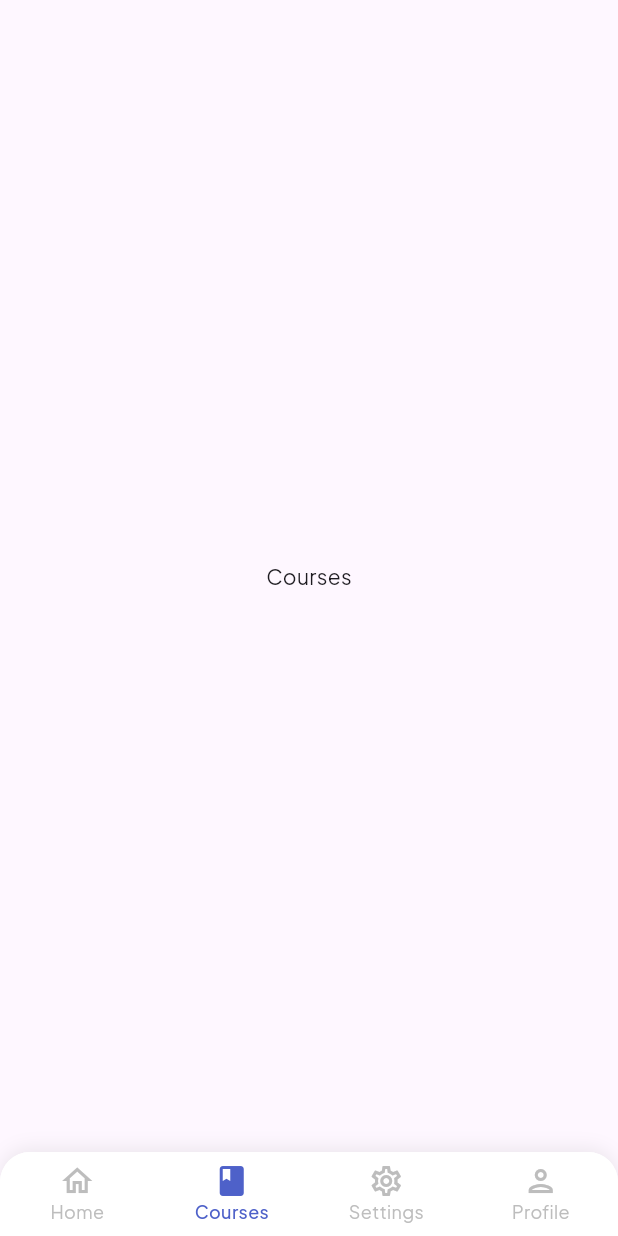
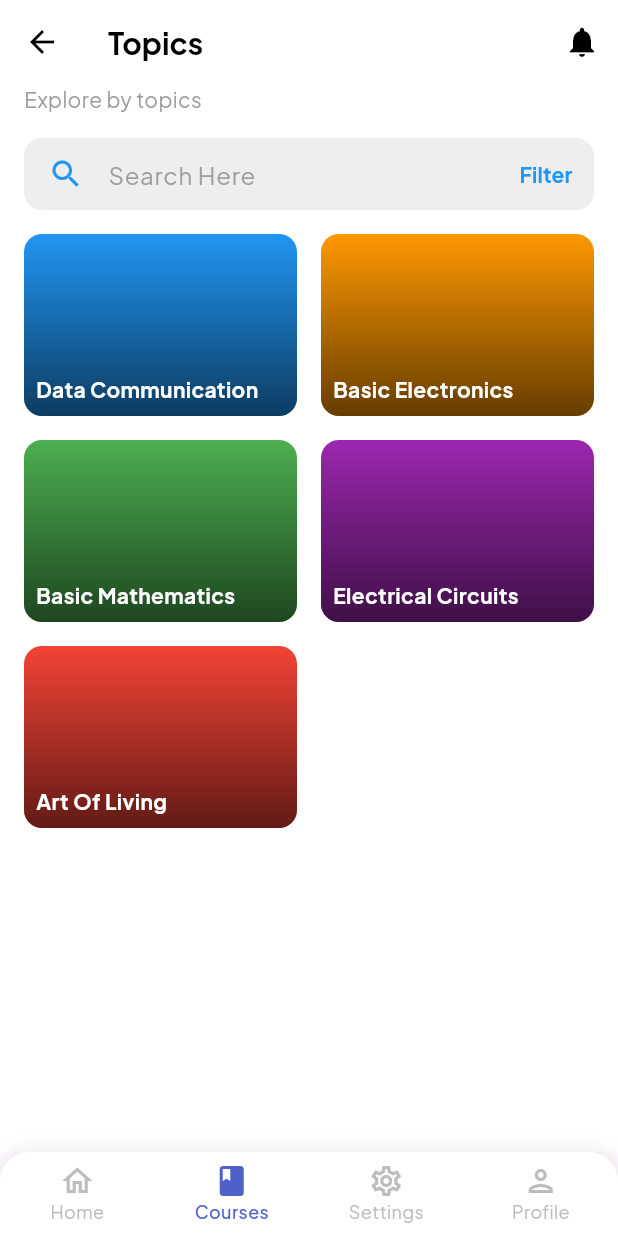
Before and after one commit to saif-pain/smart_learn, a Flutter app: the MainScreen screen opened directly, item 2 of the bottom bar chosen, on a phone screen of 412 x 824 dp. Run offline on Flutter 3.47's test engine with Material 3 defaults, Android fonts, the phone set to English and light mode, and no system bars; our stand-ins replace google_fonts, shared_preferences; accounts and stored records are empty.

Commit message:
Add TopicsPage and integrate it into MainScreen navigation; create placeholder images for topics

```diff
--- a/lib/screens/main_screen.dart
+++ b/lib/screens/main_screen.dart
@@ -3,6 +3,7 @@ import 'package:smart_learn/core/app_colors.dart';
 import 'package:smart_learn/screens/home_screen.dart';
 import 'package:smart_learn/screens/settings_page.dart';
 import 'package:smart_learn/screens/account_settings_page.dart';
+import 'package:smart_learn/screens/topics_page.dart';
 
 class MainScreen extends StatefulWidget {
   const MainScreen({super.key});
@@ -16,7 +17,7 @@ class _MainScreenState extends State<MainScreen> {
 
   final List<Widget> _screens = [
     const HomeScreen(),
-    const Center(child: Text('Courses')),
+    const TopicsPage(),
     const SettingsPage(),
     const AccountSettingsPage(),
   ];
--- /dev/null
+++ b/lib/screens/topics_page.dart
@@ -0,0 +1,165 @@
+import 'package:flutter/material.dart';
+
+class TopicsPage extends StatelessWidget {
+  const TopicsPage({Key? key}) : super(key: key);
+
+  @override
+  Widget build(BuildContext context) {
+    return Scaffold(
+      backgroundColor: Colors.white,
+      appBar: AppBar(
+        backgroundColor: Colors.white,
+        elevation: 0,
+        leading: IconButton(
+          icon: const Icon(Icons.arrow_back, color: Colors.black),
+          onPressed: () {
+            Navigator.pop(context);
+          },
+        ),
+        title: const Text(
+          'Topics',
+          style: TextStyle(
+            fontSize: 20,
+            fontWeight: FontWeight.bold,
+            color: Colors.black,
+          ),
+        ),
+        actions: [
+          IconButton(
+            icon: const Icon(Icons.notifications, color: Colors.black),
+            onPressed: () {
+              // Handle notifications action
+            },
+          ),
+        ],
+      ),
+      body: Padding(
+        padding: const EdgeInsets.symmetric(horizontal: 16),
+        child: Column(
+          crossAxisAlignment: CrossAxisAlignment.start,
+          children: [
+            const Text(
+              'Explore by topics',
+              style: TextStyle(
+                fontSize: 14,
+                color: Colors.grey,
+              ),
+            ),
+            const SizedBox(height: 16),
+            _buildSearchBar(),
+            const SizedBox(height: 16),
+            _buildTopicsGrid(),
+          ],
+        ),
+      ),
+    );
+  }
+
+  Widget _buildSearchBar() {
+    return Container(
+      decoration: BoxDecoration(
+        color: Colors.grey[200],
+        borderRadius: BorderRadius.circular(12),
+      ),
+      child: Row(
+        children: [
+          const Padding(
+            padding: EdgeInsets.symmetric(horizontal: 16),
+            child: Icon(Icons.search, color: Colors.blue),
+          ),
+          const Expanded(
+            child: TextField(
+              decoration: InputDecoration(
+                border: InputBorder.none,
+                hintText: 'Search Here',
+                hintStyle: TextStyle(color: Colors.grey),
+              ),
+            ),
+          ),
+          TextButton(
+            onPressed: () {
+              // Handle filter action
+            },
+            child: const Text(
+              'Filter',
+              style: TextStyle(
+                color: Colors.blue,
+                fontWeight: FontWeight.bold,
+              ),
+            ),
+          ),
+        ],
+      ),
+    );
+  }
+
+  Widget _buildTopicsGrid() {
+    final topics = [
+      {'title': 'Data Communication', 'color': Colors.blue},
+      {'title': 'Basic Electronics', 'color': Colors.orange},
+      {'title': 'Basic Mathematics', 'color': Colors.green},
+      {'title': 'Electrical Circuits', 'color': Colors.purple},
+      {'title': 'Art Of Living', 'color': Colors.red},
+    ];
+
+    return Expanded(
+      child: GridView.builder(
+        gridDelegate: const SliverGridDelegateWithFixedCrossAxisCount(
+          crossAxisCount: 2,
+          mainAxisSpacing: 16,
+          crossAxisSpacing: 16,
+          childAspectRatio: 3 / 2,
+        ),
+        itemCount: topics.length,
+        itemBuilder: (context, index) {
+          final topic = topics[index];
+          return GestureDetector(
+            onTap: () {
+              // Handle topic selection
+            },
+            child: ClipRRect(
+              borderRadius: BorderRadius.circular(12),
+              child: Stack(
+                children: [
+                  // Placeholder container instead of image
+                  Container(
+                    color: topic['color'] as Color,
+                    width: double.infinity,
+                    height: double.infinity,
+                  ),
+                  // Gradient overlay
+                  Container(
+                    decoration: BoxDecoration(
+                      gradient: LinearGradient(
+                        colors: [
+                          Colors.black.withOpacity(0.6),
+                          Colors.transparent,
+                        ],
+                        begin: Alignment.bottomCenter,
+                        end: Alignment.topCenter,
+                      ),
+                    ),
+                  ),
+                  // Title text
+                  Positioned(
+                    bottom: 8,
+                    left: 8,
+                    right: 8,
+                    child: Text(
+                      topic['title'] as String,
+                      style: const TextStyle(
+                        color: Colors.white,
+                        fontSize: 14,
+                        fontWeight: FontWeight.bold,
+                      ),
+                    ),
+                  ),
+                ],
+              ),
+            ),
+          );
+        },
+      ),
+    );
+  }
+}
--- /dev/null
+++ b/lib/utils/create_placeholder.dart
@@ -0,0 +1,36 @@
+import 'dart:io';
+import 'dart:typed_data';
+
+import 'package:flutter/material.dart';
+import 'package:path_provider/path_provider.dart';
+
+// This function creates a simple placeholder image and saves it to the assets directory
+Future<void> createPlaceholderImage() async {
+  // Create placeholder images with different colors for different topics
+  final List<Color> colors = [
+    Colors.blue,
+    Colors.orange,
+    Colors.green,
+    Colors.purple,
+    Colors.red,
+  ];
+
+  final String assetDir = 'assets/images';
+  final Directory directory = Directory('$assetDir');
+  if (!await directory.exists()) {
+    await directory.create(recursive: true);
+  }
+
+  // Simple 1x1 pixel data for colored images
+  for (int i = 0; i < colors.length; i++) {
+    final Color color = colors[i];
+    final File file = File('$assetDir/topic${i+1}.png');
+
+    // You would normally create an actual PNG file here,
+    // but for this example, we're just creating an empty file
+    if (!await file.exists()) {
+      await file.create();
+      print('Created placeholder: ${file.path}');
+    }
+  }
+}
```
Also changed, not shown: pubspec.yaml (+7 -7 lines).
